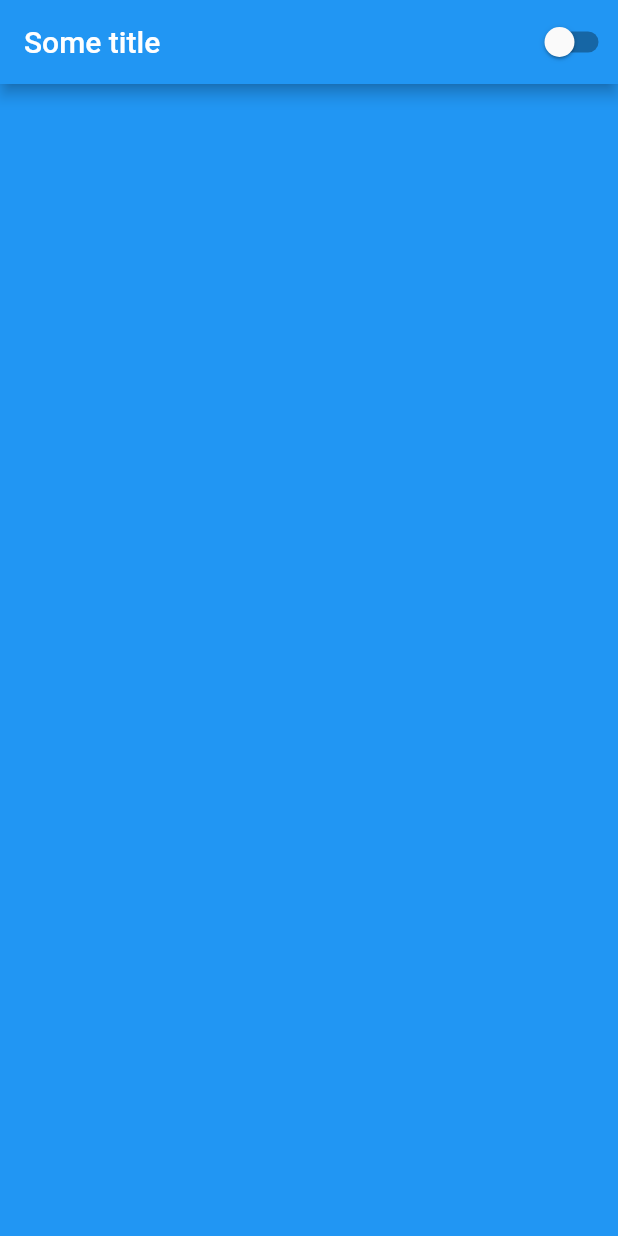
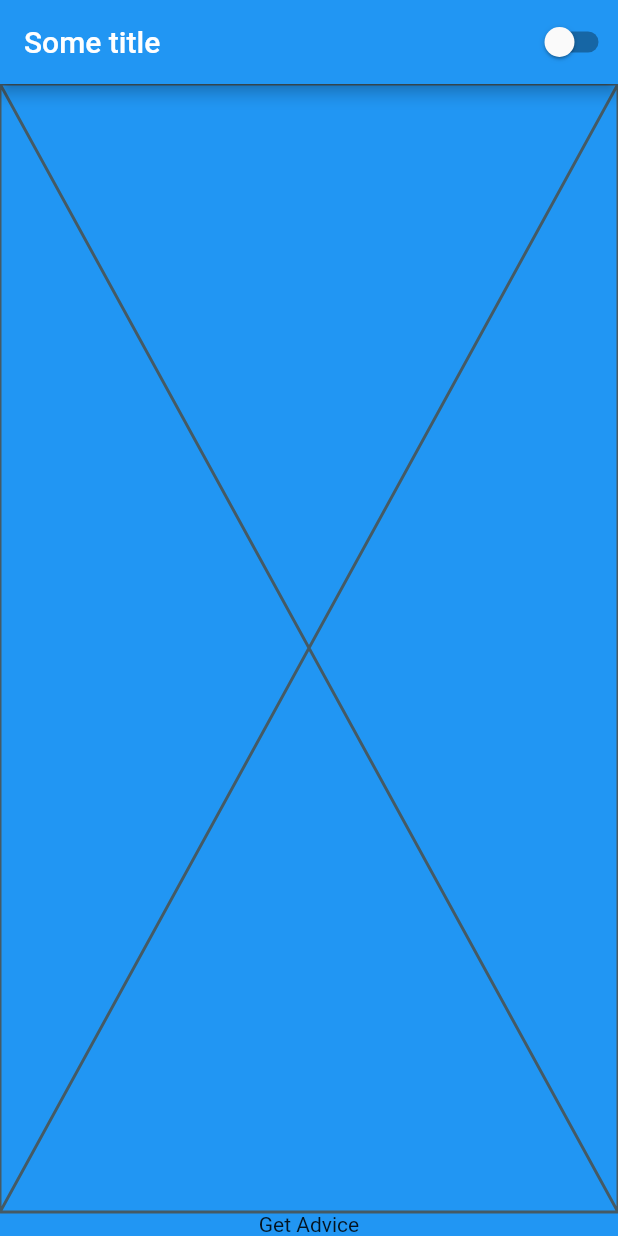
Before and after one commit to De4nWhit3/second_assignment, a Flutter app: the screen it shows after launch, on a phone screen of 412 x 824 dp. Run offline on Flutter 3.47's test engine with Material 2 defaults, Android fonts, the phone set to English and light mode, and no system bars; our stand-ins replace flutter_bloc.

Commit message:
added broken code

```diff
--- /dev/null
+++ b/lib/2_application/pages/advice/advice.dart
@@ -0,0 +1,67 @@
+import 'package:flutter/material.dart';
+import 'package:flutter_bloc/flutter_bloc.dart';
+
+import 'bloc/advisor_bloc.dart';
+
+class AdvicePageWrapperProvider extends StatelessWidget {
+  const AdvicePageWrapperProvider({super.key});
+
+  @override
+  Widget build(BuildContext context) {
+    return BlocProvider(
+      create: (context) => AdvisorBloc(),
+      child: const AdvicePage(),
+    );
+  }
+}
+
+class AdvicePage extends StatelessWidget {
+  const AdvicePage({super.key});
+
+  @override
+  Widget build(BuildContext context) {
+    return Column(
+      children: [
+        Expanded(
+          child: Center(
+            child: BlocProvider(
+              create: (context) => AdvisorBloc(),
+              child: BlocBuilder<AdvisorBloc, AdvisorState>(
+                builder: (context, state) {
+                  print(state);
+                  if (state is AdvisorLoadingState) {
+                    return const CircularProgressIndicator(
+                      color: Colors.red,
+                    );
+                  } else if (state is AdvisorLoadedState) {
+                    return Text(state.advice);
+                  } else if (state is AdvisorErrorState) {
+                    return Text(state.error);
+                  } else {
+                    return const Placeholder();
+                  }
+                },
+              ),
+            ),
+          ),
+        ),
+        const CustomButton()
+      ],
+    );
+  }
+}
+
+class CustomButton extends StatelessWidget {
+  const CustomButton({
+    super.key,
+  });
+
+  @override
+  Widget build(BuildContext context) {
+    return InkResponse(
+      onTap: () =>
+          BlocProvider.of<AdvisorBloc>(context).add(AdviceRequestedEvent()),
+      child: const Text('Get Advice'),
+    );
+  }
+}
--- /dev/null
+++ b/lib/2_application/pages/advice/bloc/advisor_bloc.dart
@@ -0,0 +1,18 @@
+import 'package:flutter/material.dart';
+import 'package:flutter_bloc/flutter_bloc.dart';
+
+part 'advisor_event.dart';
+part 'advisor_state.dart';
+
+class AdvisorBloc extends Bloc<AdvisorEvent, AdvisorState> {
+  AdvisorBloc() : super(AdvisorInitial()) {
+    on<AdviceRequestedEvent>((event, emit) async {
+      emit(AdvisorLoadingState());
+      debugPrint('Loading fake data');
+      await Future.delayed(const Duration(seconds: 1), () {});
+      debugPrint('Got some fake data');
+      emit(AdvisorLoadedState(advice: 'Some fake data'));
+      // emit(AdvisorErrorState(error: 'some error msg'));
+    });
+  }
+}
--- /dev/null
+++ b/lib/2_application/pages/advice/bloc/advisor_event.dart
@@ -0,0 +1,6 @@
+part of 'advisor_bloc.dart';
+
+@immutable
+abstract class AdvisorEvent {}
+
+class AdviceRequestedEvent extends AdvisorEvent {}
--- /dev/null
+++ b/lib/2_application/pages/advice/bloc/advisor_state.dart
@@ -0,0 +1,20 @@
+part of 'advisor_bloc.dart';
+
+@immutable
+abstract class AdvisorState {}
+
+class AdvisorInitial extends AdvisorState {}
+
+class AdvisorLoadingState extends AdvisorState {}
+
+class AdvisorLoadedState extends AdvisorState {
+  final String advice;
+
+  AdvisorLoadedState({required this.advice});
+}
+
+class AdvisorErrorState extends AdvisorState {
+  final String error;
+
+  AdvisorErrorState({required this.error});
+}
--- a/lib/main.dart
+++ b/lib/main.dart
@@ -3,9 +3,11 @@ import 'package:provider/provider.dart';
 import 'package:second_assignment/2_application/services/theme_service.dart';
 import 'package:second_assignment/app_theme.dart';
 
+import '2_application/pages/advice/advice.dart';
+
 void main() {
   runApp(ChangeNotifierProvider(
-    create: (_) => ThemeService(),
+    create: (context) => ThemeService(),
     child: const MyApp(),
   ));
 }
@@ -36,6 +38,7 @@ class MyApp extends StatelessWidget {
                 ),
               ],
             ),
+            body: const AdvicePageWrapperProvider(),
           ),
         );
       },
```
